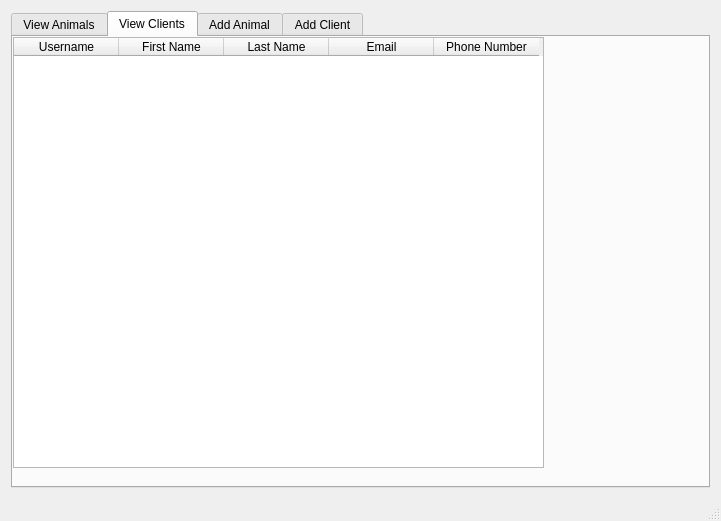
The window that CUACS/cuacsview.ui (davidNguyenCU/3004cuACS) describes before a commit, drawn with Qt 5.
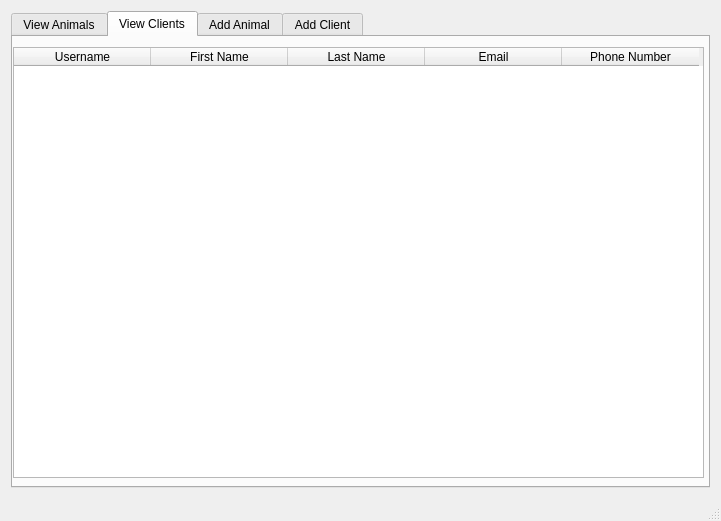
The same window after the commit.

Patch:
```diff
--- a/CUACS/cuacsview.ui
+++ b/CUACS/cuacsview.ui
@@ -105,8 +105,8 @@
         <property name="geometry">
          <rect>
           <x>0</x>
-          <y>0</y>
-          <width>531</width>
+          <y>10</y>
+          <width>691</width>
           <height>431</height>
          </rect>
         </property>
@@ -126,7 +126,7 @@
          <bool>true</bool>
         </attribute>
         <attribute name="horizontalHeaderDefaultSectionSize">
-         <number>105</number>
+         <number>137</number>
         </attribute>
         <attribute name="horizontalHeaderHighlightSections">
          <bool>true</bool>
```
